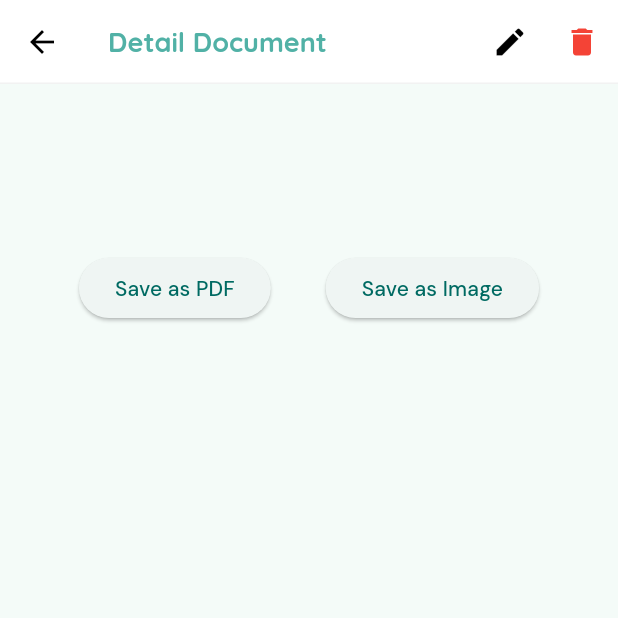
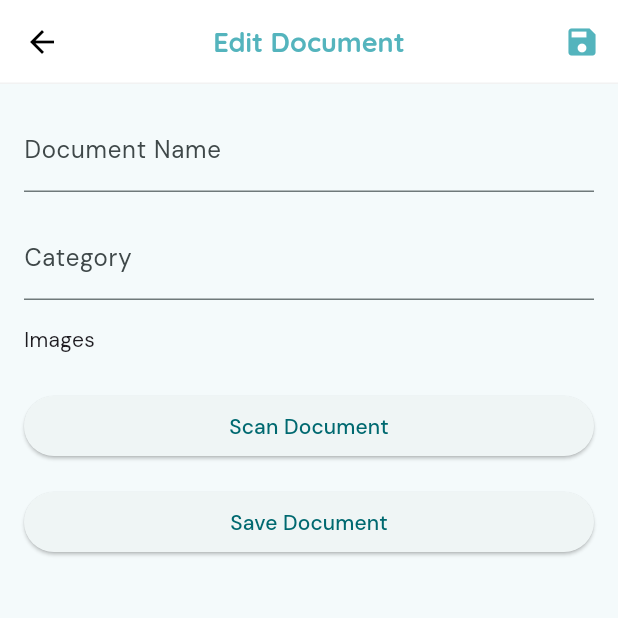
Before and after one commit to IlhamGhaza/flutter_scan_app, a Flutter app: the DetailDocumentPage screen opened directly with empty values, after a tap on the "edit" icon, on a phone screen of 412 x 824 dp, the top half of it. Run offline on Flutter 3.47's test engine with Material 3 defaults, Android fonts, the phone set to English and light mode, and no system bars; our stand-ins replace file_picker, google_fonts, sqflite; missing offline and left inert: google_mlkit_document_scanner, google_mlkit_text_recognition; accounts and stored records are empty.

Commit message:
feat: refactor color and document data management to implement update document

```diff
--- a/lib/core/colors.dart
+++ b/lib/core/colors.dart
@@ -2,7 +2,7 @@ import 'package:flutter/material.dart';
 
 class AppColors {
   /// primary = #51B1A6
-  static const Color primary = Color(0xff51B1A6);
+  static const Color primary = Color.fromARGB(255, 84, 180, 189);
 
   /// grey = #6C757D
   static const Color grey = Color(0xff6C757D);
--- a/lib/data/datasource/document_local_datasource.dart
+++ b/lib/data/datasource/document_local_datasource.dart
@@ -45,8 +45,21 @@ class DocumentLocalDatasource {
 
   Future<void> saveDocument(DocumentModel document) async {
     final db = await instance.database;
-    await db.insert(tableDocuments, document.toMap());
+
+    if (document.id != null) {
+      // If document has an ID, update it
+      await db.update(
+        tableDocuments,
+        document.toMap(),
+        where: 'id = ?',
+        whereArgs: [document.id],
+      );
+    } else {
+      // Otherwise, insert a new document
+      await db.insert(tableDocuments, document.toMap());
+    }
   }
+
 
   Future<List<DocumentModel>> getAllDocuments() async {
     final db = await instance.database;
@@ -70,5 +83,4 @@ class DocumentLocalDatasource {
       whereArgs: [id],
     );
   }
-
 }
--- a/lib/pages/detail_document_page.dart
+++ b/lib/pages/detail_document_page.dart
@@ -1,16 +1,15 @@
 import 'dart:io';
-
+import 'package:flutter/material.dart';
 import 'package:file_picker/file_picker.dart';
-import 'package:flutter/material.dart';
-import 'package:flutter_scan_app/pages/home_page.dart';
-import 'package:flutter_scan_app/pages/save_document_page.dart';
+import 'package:google_mlkit_text_recognition/google_mlkit_text_recognition.dart';
 import 'package:path/path.dart' as path;
 import 'package:pdf/widgets.dart' as pw;
-
 import '../core/colors.dart';
 import '../core/spaces.dart';
 import '../data/datasource/document_local_datasource.dart';
 import '../data/models/documenet_model.dart';
+import 'edit_document_page.dart';
+import 'home_page.dart';
 
 class DetailDocumentPage extends StatefulWidget {
   final DocumentModel document;
@@ -25,6 +24,7 @@ class DetailDocumentPage extends StatefulWidget {
 
 class _DetailDocumentPageState extends State<DetailDocumentPage> {
   int _currentImageIndex = 0;
+
   Future<bool> deleteDocument(DocumentModel document) async {
     try {
       int deletedRows =
@@ -123,6 +123,43 @@ class _DetailDocumentPageState extends State<DetailDocumentPage> {
     }
   }
 
+  // Text extraction function using google_mlkit_text_recognition
+  Future<void> _extractTextFromImage() async {
+    if (widget.document.path == null || widget.document.path!.isEmpty) {
+      ScaffoldMessenger.of(context).showSnackBar(
+        const SnackBar(content: Text('No images to extract text from')),
+      );
+      return;
+    }
+
+    String extractedText = '';
+    for (String imagePath in widget.document.path!) {
+      final inputImage = InputImage.fromFilePath(imagePath);
+      final textRecognizer = TextRecognizer();
+      final RecognizedText recognizedText =
+          await textRecognizer.processImage(inputImage);
+
+      extractedText += recognizedText.text + '\n';
+    }
+
+    // Show the extracted text in a dialog or another screen
+    showDialog(
+      context: context,
+      builder: (context) => AlertDialog(
+        title: Text('Extracted Text'),
+        content: SingleChildScrollView(
+          child: Text(extractedText),
+        ),
+        actions: [
+          TextButton(
+            onPressed: () => Navigator.of(context).pop(),
+            child: Text('Close'),
+          ),
+        ],
+      ),
+    );
+  }
+
   @override
   Widget build(BuildContext context) {
     return Scaffold(
@@ -130,22 +167,22 @@ class _DetailDocumentPageState extends State<DetailDocumentPage> {
         title: const Text('Detail Document'),
         actions: [
           IconButton(
+            icon: Icon(Icons.font_download),
+            onPressed: _extractTextFromImage,
+            color: AppColors.primary,
+          ),
+          IconButton(
             icon: const Icon(
               Icons.edit,
-              color: Colors.black,
+              color: AppColors.primary,
             ),
             onPressed: () {
-              // Navigator.push(
-              //   context,
-              //   MaterialPageRoute(
-              //     builder: (context) => SaveDocumentPage(
-              //       pathImage: [
-              //         for (var imagePath in widget.document.path!)
-              //           File(imagePath).path
-              //       ],
-              //     ),
-              //   ),
-              // );
+               Navigator.of(context).push(
+                MaterialPageRoute(
+                  builder: (context) =>
+                      EditDocumentPage(document: widget.document),
+                ),
+              );
             },
           ),
           IconButton(
@@ -267,14 +304,7 @@ class _DetailDocumentPageState extends State<DetailDocumentPage> {
                 scrollDirection: Axis.horizontal,
                 child: Row(
                   children: widget.document.path!.map((path) {
-                    return GestureDetector(
-                      // onTap: () {
-                      //   setState(() {
-                      //     _currentImageIndex =
-                      //         widget.document.path!.indexOf(path);
-                      //   });
-                      // },
-                      child: Padding(
+                    return Padding(
                       padding: const EdgeInsets.only(right: 8.0),
                       child: ClipRRect(
                         borderRadius: BorderRadius.circular(16),
@@ -284,141 +314,111 @@ class _DetailDocumentPageState extends State<DetailDocumentPage> {
                           width: MediaQuery.of(context).size.width * 0.8,
                         ),
                       ),
-                      ),
                     );
                   }).toList(),
                 ),
               ),
-              // const SpaceHeight(8),
-              // Row(
-              //   mainAxisAlignment: MainAxisAlignment.center,
-              //   children: List.generate(
-              //     widget.document.path!.length,
-              //     (index) => Container(
-              //       width: 8,
-              //       height: 8,
-              //       margin: const EdgeInsets.symmetric(horizontal: 4),
-              //       decoration: BoxDecoration(
-              //         shape: BoxShape.circle,
-              //         color: _currentImageIndex == index
-              //             ? AppColors.primary
-              //             : AppColors.primary.withOpacity(0.3),
-              //       ),
-              //     ),
-              //   ),
-              // ),
               const SpaceHeight(20),
               Column(
                 children: [
                   Row(
                     mainAxisAlignment: MainAxisAlignment.spaceEvenly,
                     children: [
-                      Column(children: [
                       ElevatedButton(
                         onPressed: saveAsPdf,
                         child: const Text("Save as PDF"),
                       ),
-                      ]),
-                      Column(children: [
                       ElevatedButton(
                         onPressed: saveAsImage,
                         child: const Text("Save as Image"),
                       ),
-                      ]),
                     ],
                   ),
                   const SpaceHeight(25),
-                  // SizedBox(
-                  //   width: double.infinity,
-                  //   child: InkWell(
-                  //     onTap: () {
-                  //       showDialog(
-                  //         context: context,
-                  //         builder: (BuildContext context) {
-                  //           return AlertDialog(
-                  //             title: const Text('Confirm Delete'),
-                  //             content: const Text(
-                  //                 'Are you sure you want to delete this document?'),
-                  //             actions: <Widget>[
-                  //               TextButton(
-                  //                 onPressed: () {
-                  //                   Navigator.of(context).pop();
-                  //                 },
-                  //                 child: const Text('Cancel'),
-                  //               ),
-                  //               TextButton(
-                  //                 onPressed: () async {
-                  //                   bool deleteSuccess =
-                  //                       await deleteDocument(widget.document);
-                  //                   Navigator.of(context).pop();
-                  //                   if (deleteSuccess) {
-                  //                     Navigator.of(context).pushReplacement(
-                  //                       MaterialPageRoute(
-                  //                         builder: (context) =>
-                  //                             const HomePage(),
-                  //                       ),
-                  //                     );
-                  //                     ScaffoldMessenger.of(context)
-                  //                         .showSnackBar(const SnackBar(
-                  //                       content: Text(
-                  //                         'Document deleted successfully',
-                  //                         style: TextStyle(
-                  //                             color: Colors.white,
-                  //                             fontWeight: FontWeight.bold),
-                  //                       ),
-                  //                       backgroundColor: Colors.green,
-                  //                     ));
-                  //                   } else {
-                  //                     ScaffoldMessenger.of(context)
-                  //                         .showSnackBar(const SnackBar(
-                  //                       content: Text(
-                  //                         'Failed to delete document',
-                  //                         style: TextStyle(
-                  //                             color: Colors.white,
-                  //                             fontWeight: FontWeight.bold),
-                  //                       ),
-                  //                       backgroundColor: Colors.red,
-                  //                     ));
-                  //                   }
-                  //                 },
-                  //                 child: Container(
-                  //                   decoration: BoxDecoration(
-                  //                     color: Colors.red,
-                  //                     borderRadius: BorderRadius.circular(12),
-                  //                   ),
-                  //                   padding: const EdgeInsets.symmetric(
-                  //                       horizontal: 16, vertical: 8),
-                  //                   child: const Text(
-                  //                     'Delete',
-                  //                     style: TextStyle(
-                  //                       color: Colors.white,
-                  //                       fontWeight: FontWeight.bold,
+                  // InkWell(
+                  //   onTap: () {
+                  //     showDialog(
+                  //       context: context,
+                  //       builder: (BuildContext context) {
+                  //         return AlertDialog(
+                  //           title: const Text('Confirm Delete'),
+                  //           content: const Text(
+                  //               'Are you sure you want to delete this document?'),
+                  //           actions: <Widget>[
+                  //             TextButton(
+                  //               onPressed: () {
+                  //                 Navigator.of(context).pop();
+                  //               },
+                  //               child: const Text('Cancel'),
+                  //             ),
+                  //             TextButton(
+                  //               onPressed: () async {
+                  //                 bool deleteSuccess =
+                  //                     await deleteDocument(widget.document);
+                  //                 Navigator.of(context).pop();
+                  //                 if (deleteSuccess) {
+                  //                   Navigator.of(context).pushReplacement(
+                  //                     MaterialPageRoute(
+                  //                       builder: (context) => const HomePage(),
                   //                     ),
+                  //                   );
+                  //                   ScaffoldMessenger.of(context)
+                  //                       .showSnackBar(const SnackBar(
+                  //                     content: Text(
+                  //                       'Document deleted successfully',
+                  //                       style: TextStyle(
+                  //                           color: Colors.white,
+                  //                           fontWeight: FontWeight.bold),
+                  //                     ),
+                  //                     backgroundColor: Colors.green,
+                  //                   ));
+                  //                 } else {
+                  //                   ScaffoldMessenger.of(context)
+                  //                       .showSnackBar(const SnackBar(
+                  //                     content: Text(
+                  //                       'Failed to delete document',
+                  //                       style: TextStyle(
+                  //                           color: Colors.white,
+                  //                           fontWeight: FontWeight.bold),
+                  //                     ),
+                  //                     backgroundColor: Colors.red,
+                  //                   ));
+                  //                 }
+                  //               },
+                  //               child: Container(
+                  //                 decoration: BoxDecoration(
+                  //                   color: Colors.red,
+                  //                   borderRadius: BorderRadius.circular(12),
+                  //                 ),
+                  //                 padding: const EdgeInsets.symmetric(
+                  //                     horizontal: 16, vertical: 8),
+                  //                 child: const Text(
+                  //                   'Delete',
+                  //                   style: TextStyle(
+                  //                     color: Colors.white,
+                  //                     fontWeight: FontWeight.bold,
                   //                   ),
                   //                 ),
                   //               ),
-                  //             ],
-                  //           );
-                  //         },
-                  //       );
-                  //     },
-                  //     child: Container(
-                  //       padding: const EdgeInsets.symmetric(vertical: 12),
-                  //       decoration: BoxDecoration(
-                  //         borderRadius: BorderRadius.circular(8),
-                  //       ),
-                  //       child: const Row(
-                  //         mainAxisSize: MainAxisSize.min,
-                  //         mainAxisAlignment: MainAxisAlignment.center,
-                  //         children: [
-                  //           Icon(Icons.delete, color: Colors.red),
-                  //           SizedBox(width: 8),
-                  //           Text(
-                  //             'Delete',
-                  //             style: TextStyle(color: Colors.red),
-                  //           ),
-                  //         ],
-                  //       ),
+                  //             ),
+                  //           ],
+                  //         );
+                  //       },
+                  //     );
+                  //   },
+                  //   child: Container(
+                  //     padding: const EdgeInsets.symmetric(vertical: 12),
+                  //     child: const Row(
+                  //       mainAxisSize: MainAxisSize.min,
+                  //       mainAxisAlignment: MainAxisAlignment.center,
+                  //       children: [
+                  //         Icon(Icons.delete, color: Colors.red),
+                  //         SizedBox(width: 8),
+                  //         Text(
+                  //           'Delete',
+                  //           style: TextStyle(color: Colors.red),
+                  //         ),
+                  //       ],
                   //     ),
                   //   ),
                   // ),
--- /dev/null
+++ b/lib/pages/edit_document_page.dart
@@ -0,0 +1,162 @@
+import 'dart:io';
+import 'package:flutter/material.dart';
+import 'package:flutter_scan_app/pages/detail_document_page.dart';
+import 'package:flutter_scan_app/pages/home_page.dart';
+import 'package:google_mlkit_document_scanner/google_mlkit_document_scanner.dart';
+import '../core/colors.dart';
+import '../core/spaces.dart';
+import '../data/datasource/document_local_datasource.dart';
+import '../data/models/documenet_model.dart';
+
+class EditDocumentPage extends StatefulWidget {
+  final DocumentModel document;
+  const EditDocumentPage({super.key, required this.document});
+
+  @override
+  State<EditDocumentPage> createState() => _EditDocumentPageState();
+}
+
+class _EditDocumentPageState extends State<EditDocumentPage> {
+  final _formKey = GlobalKey<FormState>();
+  late String _name;
+  late String _category;
+  List<String> _images = [];
+
+  @override
+  void initState() {
+    super.initState();
+    _name = widget.document.name ?? '';
+    _category = widget.document.category ?? '';
+    _images = widget.document.path ?? [];
+  }
+
+  Future<void> _pickImages() async {
+    final documentOptions = DocumentScannerOptions();
+
+    try {
+      // Start the scanning process
+      final documentScanner = DocumentScanner(options: documentOptions);
+      DocumentScanningResult result = await documentScanner.scanDocument();
+
+      setState(() {
+        _images.addAll(result.images); // Add the scanned image paths to the list
+      });
+    } catch (e) {
+      ScaffoldMessenger.of(context).showSnackBar(
+        const SnackBar(content: Text('Failed to scan document'),backgroundColor: Colors.red,),
+      );
+    }
+  }
+
+  Future<void> _saveDocument() async {
+    if (_formKey.currentState!.validate()) {
+      _formKey.currentState!.save();
+
+      // Update the document in the local database
+      final updatedDocument = DocumentModel(
+        id: widget.document.id,
+        name: _name,
+        category: _category,
+        path: _images,
+        createdAt: widget.document.createdAt, // Preserve original creation date
+      );
+
+      await DocumentLocalDatasource.instance.saveDocument(updatedDocument);
+
+      ScaffoldMessenger.of(context).showSnackBar(
+        const SnackBar(content: Text('Document updated successfully'),
+        backgroundColor: AppColors.primary,),
+      );
+
+      Navigator.of(context).pushReplacement(
+        MaterialPageRoute(
+          builder: (context) => const HomePage(),
+        ),
+      );
+    }
+  }
+
+  @override
+  Widget build(BuildContext context) {
+    return Scaffold(
+      appBar: AppBar(
+        title: const Text('Edit Document'),
+        actions: [
+          IconButton(
+            icon: const Icon(Icons.save),
+            onPressed: _saveDocument,
+            color: AppColors.primary,
+          ),
+        ],
+      ),
+      body: Padding(
+        padding: const EdgeInsets.all(16.0),
+        child: Form(
+          key: _formKey,
+          child: ListView(
+            children: [
+              TextFormField(
+                initialValue: _name,
+                decoration: const InputDecoration(labelText: 'Document Name'),
+                onSaved: (value) {
+                  _name = value ?? '';
+                },
+                validator: (value) {
+                  if (value == null || value.isEmpty) {
+                    return 'Please enter a document name';
+                  }
+                  return null;
+                },
+              ),
+              const SpaceHeight(16),
+              TextFormField(
+                initialValue: _category,
+                decoration: const InputDecoration(labelText: 'Category'),
+                onSaved: (value) {
+                  _category = value ?? '';
+                },
+              ),
+              const SpaceHeight(16),
+              const Text('Images'),
+              const SpaceHeight(8),
+              Wrap(
+                spacing: 8.0,
+                children: _images.map((imagePath) {
+                  return Stack(
+                    alignment: Alignment.topRight,
+                    children: [
+                      Image.file(
+                        File(imagePath),
+                        width: 100,
+                        height: 100,
+                        fit: BoxFit.cover,
+                      ),
+                      IconButton(
+                        icon: const Icon(Icons.delete, color: Colors.red),
+                        onPressed: () {
+                          setState(() {
+                            _images.remove(imagePath);
+                          });
+                        },
+                      ),
+                    ],
+                  );
+                }).toList(),
+              ),
+              const SpaceHeight(16),
+              ElevatedButton(
+                onPressed: _pickImages,
+                child: const Text('Scan Document'),
+              ),
+              const SpaceHeight(16),
+              ElevatedButton(
+                onPressed: _saveDocument,
+                child: const Text('Save Document'),
+              ),
+            ],
+          ),
+        ),
+      ),
+    );
+  }
+}
```
Lines whose indentation alone changed are shown as unchanged.
